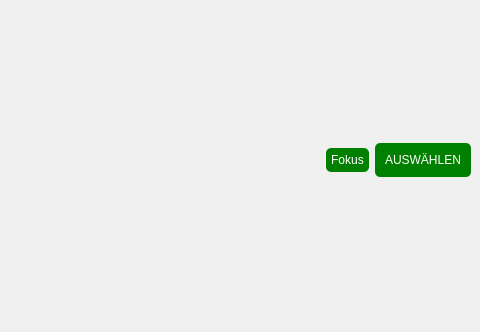
Old version of the form lfb_regeneration_wildlife_impact/gui/draft/draft_item.ui in the repository b-lack/qgis-fim-plugin; both pictures show x 460 to 940 and y 97 to 429 of the 940 by 429 pixel window.
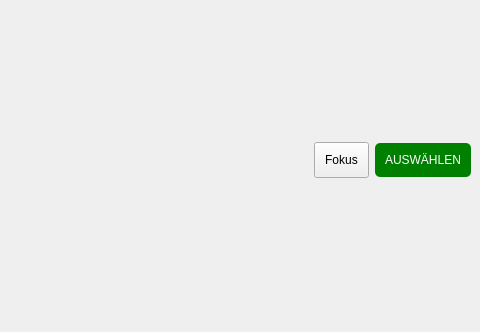
New version of the form.

```diff
--- a/lfb_regeneration_wildlife_impact/gui/draft/draft_item.ui
+++ b/lfb_regeneration_wildlife_impact/gui/draft/draft_item.ui
@@ -183,11 +183,8 @@
            <cursorShape>PointingHandCursor</cursorShape>
           </property>
           <property name="styleSheet">
-           <string notr="true">background-color: green;
-padding:5px;
-border: none;
-border-radius: 5px;
-color: white;</string>
+           <string notr="true">color: #000;
+padding:10px;</string>
           </property>
           <property name="text">
            <string>Fokus</string>
```
